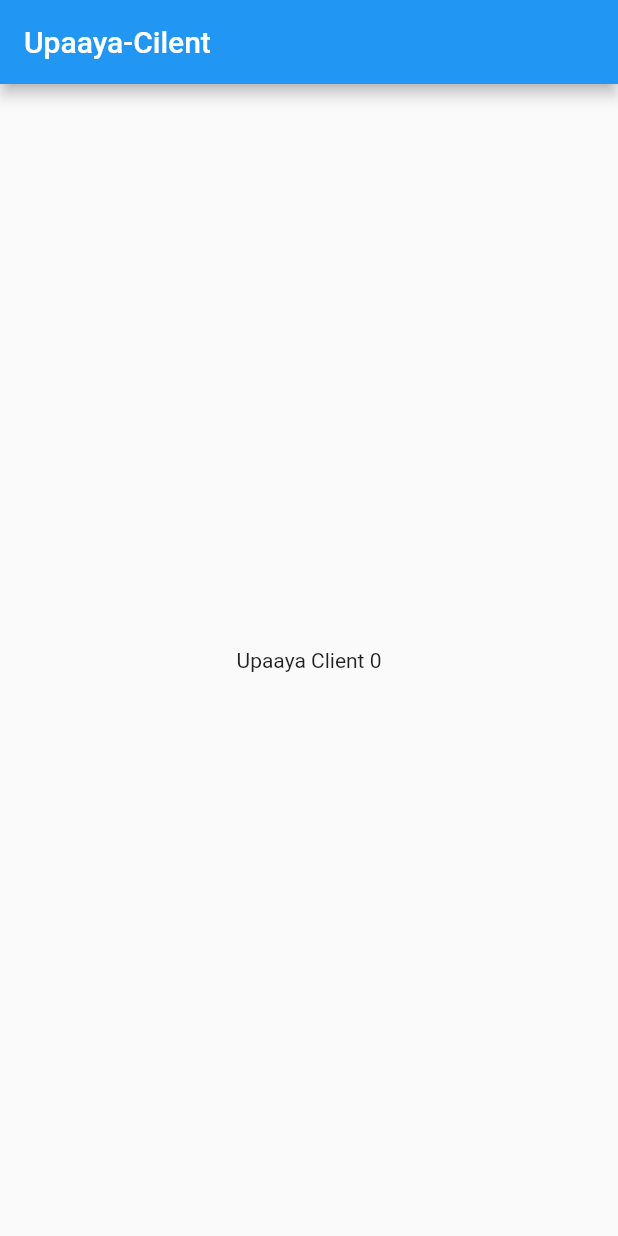
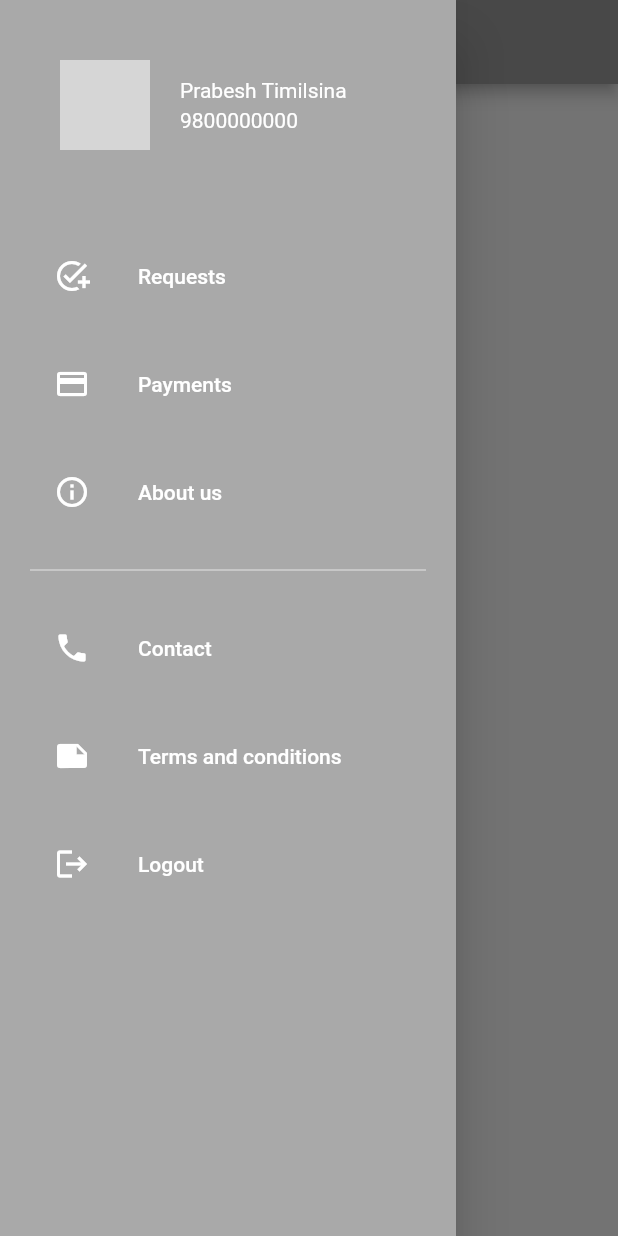
Before and after one commit to TanGleed/Upaaya, a Flutter app: the screen it shows after launch, with the side drawer open (before the commit the screen has no drawer), on a phone screen of 412 x 824 dp. Run offline on Flutter 3.47's test engine with Material 2 defaults, Android fonts, the phone set to English and light mode, and no system bars; our stand-ins replace flutter_hooks, hooks_riverpod; network calls fail; grey boxes are pictures that could not be loaded.

Commit message:
drawer UI and rough profile UI

```diff
--- a/client_app/lib/main.dart
+++ b/client_app/lib/main.dart
@@ -1,3 +1,4 @@
+import 'package:client_app/widget/navigation_drawer_widget.dart';
 import 'package:flutter/material.dart';
 import 'package:flutter_hooks/flutter_hooks.dart';
 import 'package:hooks_riverpod/hooks_riverpod.dart';
@@ -30,11 +31,13 @@ class MyApp extends HookConsumerWidget {
 
     return MaterialApp(
       home: Scaffold(
-        appBar: AppBar(title: const Text('Upaaya-Cilent')),
+        drawer: NavigationDrawerWidget(),
+        appBar: AppBar(title: Center(child: const Text('Upaaya-Cilent'))),
         body: Center(
           child: Text('$value ${counter.value}'),
         ),
       ),
+      theme: ThemeData(primarySwatch: Colors.grey),
     );
   }
 }
--- /dev/null
+++ b/client_app/lib/widget/navigation_drawer_widget.dart
@@ -0,0 +1,112 @@
+import 'package:client_app/Pages/Profile_Page.dart';
+import 'package:client_app/Pages/Request_Page.dart';
+import 'package:flutter/material.dart';
+import 'package:flutter/src/widgets/framework.dart';
+import 'package:flutter/src/widgets/placeholder.dart';
+
+class NavigationDrawerWidget extends StatelessWidget {
+  final padding = EdgeInsets.symmetric(horizontal: 20);
+  // const NavigationDrawerWidget({super.key});
+
+  @override
+  Widget build(BuildContext context) {
+    final name = 'Prabesh Timilsina';
+    final phone = '9800000000';
+    const image =
+        'https://images.pexels.com/photos/220453/pexels-photo-220453.jpeg?auto=compress&cs=tinysrgb&w=400';
+    return Drawer(
+      child: Material(
+          color: Color.fromRGBO(169, 169, 169, 1),
+          child: ListView(padding: padding, children: <Widget>[
+            buildHeader(
+                image: image,
+                name: name,
+                phone: phone,
+                onClicked: () => Navigator.of(context).push(MaterialPageRoute(
+                    builder: (context) => ProfilePage(
+                          name: name,
+                          image: image,
+                        )))),
+            const SizedBox(height: 16),
+            buildMenuItem(
+                text: 'Requests',
+                icon: Icons.add_task,
+                onClicked: () => selectedItem(context, 0)),
+            const SizedBox(height: 16),
+            buildMenuItem(text: 'Payments', icon: Icons.payment),
+            const SizedBox(height: 16),
+            buildMenuItem(text: 'About us', icon: Icons.info_outlined),
+            const SizedBox(height: 16),
+            Divider(color: Colors.white70),
+            const SizedBox(height: 16),
+            buildMenuItem(text: 'Contact', icon: Icons.phone),
+            const SizedBox(height: 16),
+            buildMenuItem(text: 'Terms and conditions', icon: Icons.note),
+            const SizedBox(height: 16),
+            buildMenuItem(text: 'Logout', icon: Icons.logout),
+            const SizedBox(height: 24),
+          ])),
+    );
+  }
+
+  buildMenuItem({
+    required String text,
+    required IconData icon,
+    VoidCallback? onClicked,
+  }) {
+    final color = Colors.white;
+
+    return ListTile(
+      leading: Icon(icon, color: color),
+      title: Text(text, style: TextStyle(color: color)),
+      onTap: onClicked,
+    );
+  }
+
+  void selectedItem(BuildContext context, int i) {
+    Navigator.of(context).pop();
+    switch (i) {
+      case 0:
+        Navigator.of(context).push(MaterialPageRoute(
+          builder: (context) => RequestPage(),
+        ));
+        break;
+    }
+  }
+
+  Widget buildHeader({
+    required String image,
+    required String name,
+    required String phone,
+    required VoidCallback onClicked,
+  }) =>
+      InkWell(
+          onTap: onClicked,
+          child: Container(
+              padding: padding.add(EdgeInsets.symmetric(vertical: 40)),
+              child: Row(
+                children: [
+                  CircleAvatar(
+                      radius: 30, backgroundImage: NetworkImage(image)),
+                  SizedBox(
+                    width: 20,
+                  ),
+                  Column(
+                    crossAxisAlignment: CrossAxisAlignment.start,
+                    children: [
+                      Text(
+                        name,
+                        style: TextStyle(fontSize: 14, color: Colors.white),
+                      ),
+                      SizedBox(
+                        height: 4,
+                      ),
+                      Text(
+                        phone,
+                        style: TextStyle(fontSize: 14, color: Colors.white),
+                      ),
+                    ],
+                  ),
+                ],
+              )));
+}
```
Also changed, not shown: client_app/lib/Pages/Profile_Page.dart (added, +24 -0 lines), client_app/lib/Pages/Request_Page.dart (added, +16 -0 lines).
